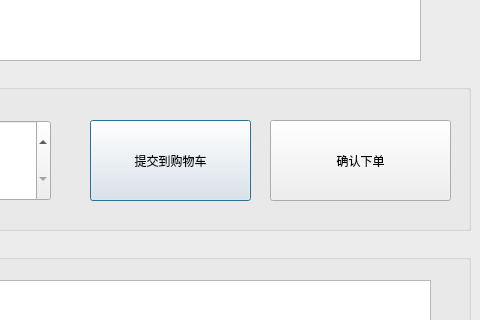
Before: the Qt Designer form menuwindow.ui in zhangzw16/Restaurant, drawn with Qt 5; both pictures show x 720 to 1200 and y 300 to 620 of the 1200 by 800 pixel window.
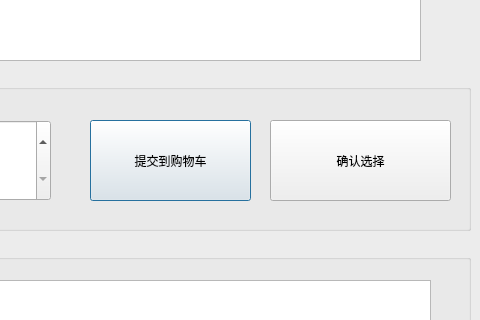
After: the same form once the commit is applied.

Patch:
```diff
--- a/menuwindow.ui
+++ b/menuwindow.ui
@@ -191,7 +191,7 @@
       </rect>
      </property>
      <property name="text">
-      <string>确认下单</string>
+      <string>确认选择</string>
      </property>
     </widget>
    </widget>
```
